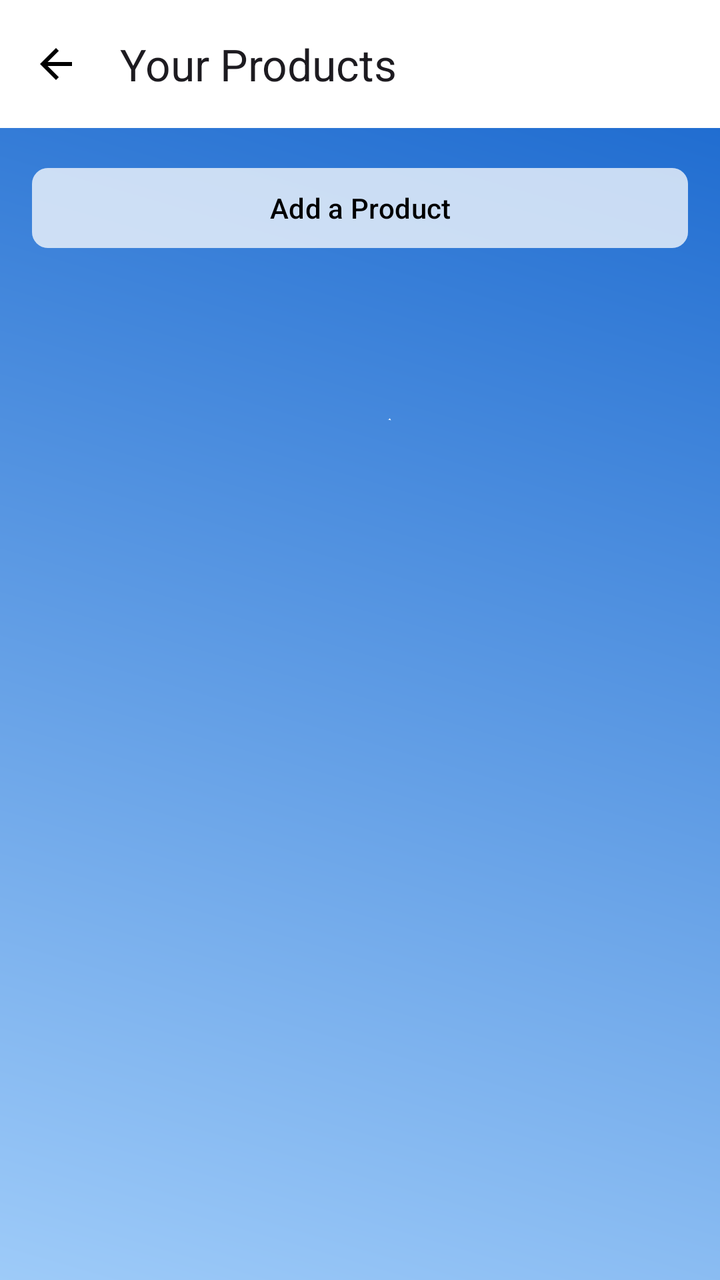
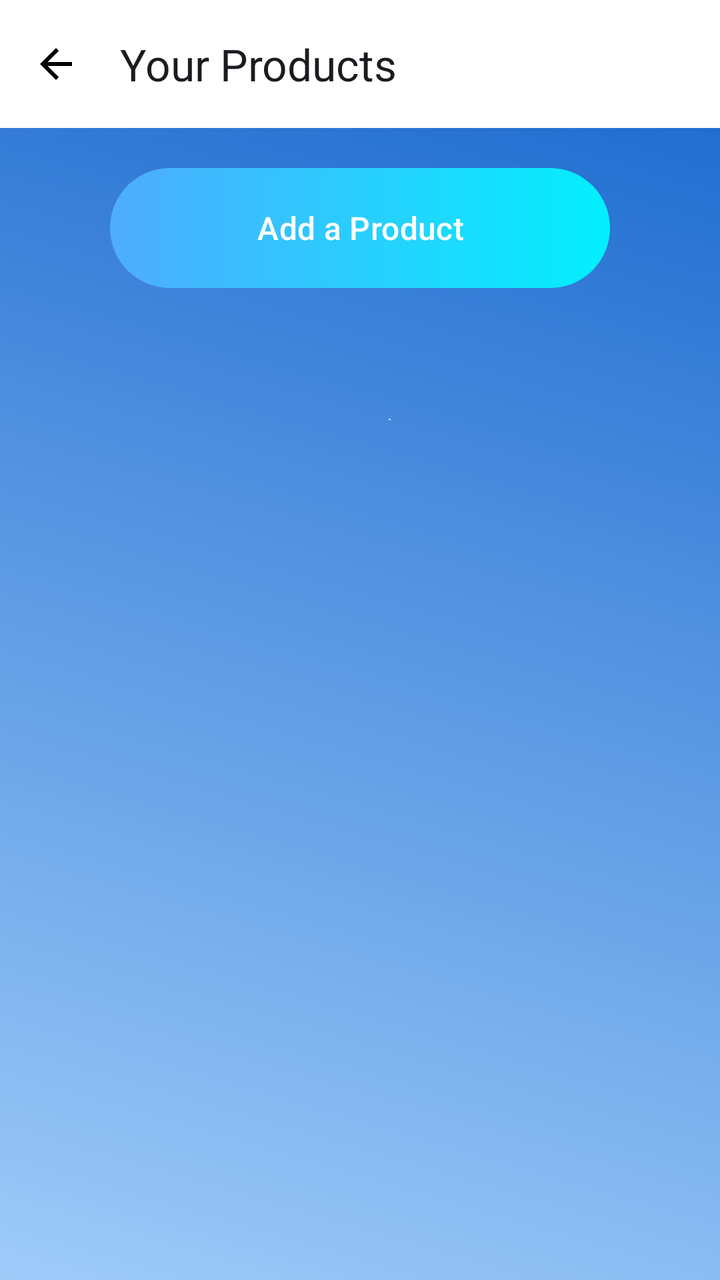

Screens rendered from an Android XML layout before and after an edit, with the pre-edit source and the edit as a unified diff.
<!-- AndroidManifest.xml: application theme Theme.PoolApp -->
<!-- res/layout/fragment_new_products.xml -->
<?xml version="1.0" encoding="utf-8"?>
<androidx.constraintlayout.widget.ConstraintLayout
    xmlns:android="http://schemas.android.com/apk/res/android"
    xmlns:app="http://schemas.android.com/apk/res-auto"
    xmlns:tools="http://schemas.android.com/tools"
    android:layout_width="match_parent"
    android:layout_height="match_parent"
    android:background="@drawable/pbg"
    tools:context=".YourProductsActivity">

    <com.google.android.material.appbar.AppBarLayout
        android:id="@+id/appBarLayout"
        android:layout_width="match_parent"
        android:layout_height="wrap_content"
        app:layout_constraintTop_toTopOf="parent">

        <com.google.android.material.appbar.MaterialToolbar
            android:id="@+id/toolbar"
            android:layout_width="match_parent"
            android:layout_height="?attr/actionBarSize"
            android:foregroundTint="@color/white_transparent_50"
            app:navigationIcon="@drawable/ic_arrow_back_white_24dp"
            app:navigationIconTint="@color/black"
            app:title="Your Products" />
    </com.google.android.material.appbar.AppBarLayout>

    <com.google.android.material.button.MaterialButton
        android:id="@+id/create_product_button"
        android:layout_width="0dp"
        android:layout_height="wrap_content"
        android:layout_marginStart="16dp"
        android:layout_marginTop="16dp"
        android:layout_marginEnd="16dp"
        android:text="Add a Product"
        android:textColor="@android:color/black"
        android:backgroundTint="@color/white_transparent_50"
        app:cornerRadius="8dp"
        app:layout_constraintEnd_toEndOf="parent"
        app:layout_constraintStart_toStartOf="parent"
        app:layout_constraintTop_toBottomOf="@id/appBarLayout" />

    <androidx.recyclerview.widget.RecyclerView
        android:id="@+id/products_recycler_view"
        android:layout_width="0dp"
        android:layout_height="0dp"
        android:layout_marginTop="16dp"
        android:clipToPadding="false"
        android:paddingStart="50dp"
        android:paddingEnd="8dp"
        app:layoutManager="androidx.recyclerview.widget.GridLayoutManager"
        app:layout_constraintBottom_toBottomOf="parent"
        app:layout_constraintEnd_toEndOf="parent"
        app:layout_constraintHorizontal_bias="0.0"
        app:layout_constraintStart_toStartOf="parent"
        app:layout_constraintTop_toBottomOf="@id/create_product_button"
        app:layout_constraintVertical_bias="0.0"
        app:spanCount="2"
        tools:itemCount="6"
        tools:listitem="@layout/item_generic_list_card" />
</androidx.constraintlayout.widget.ConstraintLayout>
<!-- res/layout/item_generic_list_card.xml (included above) -->
<?xml version="1.0" encoding="utf-8"?>
<androidx.cardview.widget.CardView
    xmlns:android="http://schemas.android.com/apk/res/android"
    xmlns:app="http://schemas.android.com/apk/res-auto"
    android:layout_width="120dp"
    android:layout_height="140dp"
    android:layout_marginEnd="12dp"
    android:clickable="true"
    android:focusable="true"
    android:foreground="?attr/selectableItemBackground"
    app:cardCornerRadius="8dp"
    app:cardElevation="2dp">

    <LinearLayout
        android:layout_width="match_parent"
        android:layout_height="match_parent"
        android:orientation="vertical"
        android:gravity="center_horizontal"
        android:padding="8dp">

        <ImageView
            android:id="@+id/iv_item_image"
            android:layout_width="60dp"
            android:layout_height="60dp"
            android:src="@drawable/password"

            android:scaleType="centerCrop"
            android:contentDescription="Item Image"/>

        <TextView
            android:id="@+id/tv_item_title"
            android:layout_width="wrap_content"
            android:layout_height="wrap_content"
            android:layout_marginTop="4dp"
            android:text="Generic Title"
            android:textSize="14sp"
            android:maxLines="1"
            android:ellipsize="end"
            android:textColor="@color/black"
            android:textStyle="bold"/>

        <TextView
            android:id="@+id/tv_item_subtext"
            android:layout_width="wrap_content"
            android:layout_height="wrap_content"
            android:text="R 0.00 / details"
            android:textSize="12sp"
            android:textColor="@color/colorPrimary"/>

    </LinearLayout>
</androidx.cardview.widget.CardView>
<!-- resources referenced by this layout -->
<resources>
  <color name="black">#FF000000</color>
  <color name="colorPrimary">#096ca7</color>
  <color name="white_transparent_50">#80FFFFFF</color>
  <!-- drawable ic_arrow_back_white_24dp (drawable) -->
  <vector xmlns:android="http://schemas.android.com/apk/res/android"
      android:width="24dp"
      android:height="24dp"
      android:viewportWidth="24"
      android:viewportHeight="24"
      android:tint="#FFFFFF"> <path
      android:fillColor="@android:color/white"
      android:pathData="M20,11L7.83,11l5.59,-5.59L12,4L4,12l8,8 1.41,-1.41L7.83,13L20,13z"/>
  </vector>
  <!-- drawable password: png bitmap (drawable, 20916 bytes) -->
  <!-- drawable pbg: png bitmap (drawable, 122204 bytes) -->
  <style name="Theme.PoolApp" parent="Theme.Material3.DayNight.NoActionBar">
          <item name="colorPrimary">@color/colorPrimary</item>
          <item name="colorPrimaryVariant">@color/colorPrimaryVariant</item>
          <item name="colorOnPrimary">@color/colorOnPrimary</item>
          <item name="colorSecondary">@color/colorSecondary</item>
          <item name="colorOnSecondary">@color/colorOnSecondary</item>
          <item name="colorSurface">@color/colorSurface</item>
          <item name="colorOnSurface">@color/colorOnSurface</item>
          <item name="android:statusBarColor" tools:targetApi="l">?attr/colorPrimaryVariant</item>
      </style>
  <color name="colorPrimaryVariant">#034b75</color>
  <color name="colorOnPrimary">#FFFFFF</color>
  <color name="colorSecondary">#0A57FF</color>
  <color name="colorOnSecondary">#FFFFFF</color>
  <color name="colorSurface">#FFFFFF</color>
  <color name="colorOnSurface">#1C1B1F</color>
</resources>

<!-- the commit's change to res/layout/fragment_new_products.xml (unified diff, before → after) -->
@@ -24,20 +24,27 @@
             app:title="Your Products" />
     </com.google.android.material.appbar.AppBarLayout>
 
+
     <com.google.android.material.button.MaterialButton
         android:id="@+id/create_product_button"
-        android:layout_width="0dp"
-        android:layout_height="wrap_content"
-        android:layout_marginStart="16dp"
-        android:layout_marginTop="16dp"
-        android:layout_marginEnd="16dp"
+        android:layout_width="250dp"
+        android:layout_height="60dp"
+
+        android:layout_gravity="center_horizontal"
+
+        android:layout_marginTop="20dp"
+        android:layout_marginBottom="16dp"
+
+        android:background="@drawable/custom_button"
+        android:paddingVertical="12dp"
         android:text="Add a Product"
-        android:textColor="@android:color/black"
-        android:backgroundTint="@color/white_transparent_50"
-        app:cornerRadius="8dp"
+        android:textColor="@color/white"
+        android:textSize="16dp"
+        app:backgroundTint="@null"
+        app:rippleColor="@color/white_transparent_50"
         app:layout_constraintEnd_toEndOf="parent"
         app:layout_constraintStart_toStartOf="parent"
-        app:layout_constraintTop_toBottomOf="@id/appBarLayout" />
+        app:layout_constraintTop_toBottomOf="@id/appBarLayout"/>
 
     <androidx.recyclerview.widget.RecyclerView
         android:id="@+id/products_recycler_view"
<!-- resource entries referenced after the edit -->
@@ -2,7 +2,21 @@
 <resources>
   <color name="black">#FF000000</color>
   <color name="colorPrimary">#096ca7</color>
+  <color name="white">#FFFFFFFF</color>
   <color name="white_transparent_50">#80FFFFFF</color>
+  <!-- drawable custom_button (drawable) -->
+  <?xml version="1.0" encoding="utf-8"?>
+  <shape xmlns:android="http://schemas.android.com/apk/res/android" android:shape="rectangle">
+  
+      <gradient
+          android:startColor="#4facfe"
+          android:endColor="#02f0fe"
+          android:type="linear"/>
+  
+      <corners
+          android:radius="50dp"/>
+  
+  </shape>
   <!-- drawable ic_arrow_back_white_24dp (drawable) -->
   <vector xmlns:android="http://schemas.android.com/apk/res/android"
       android:width="24dp"
